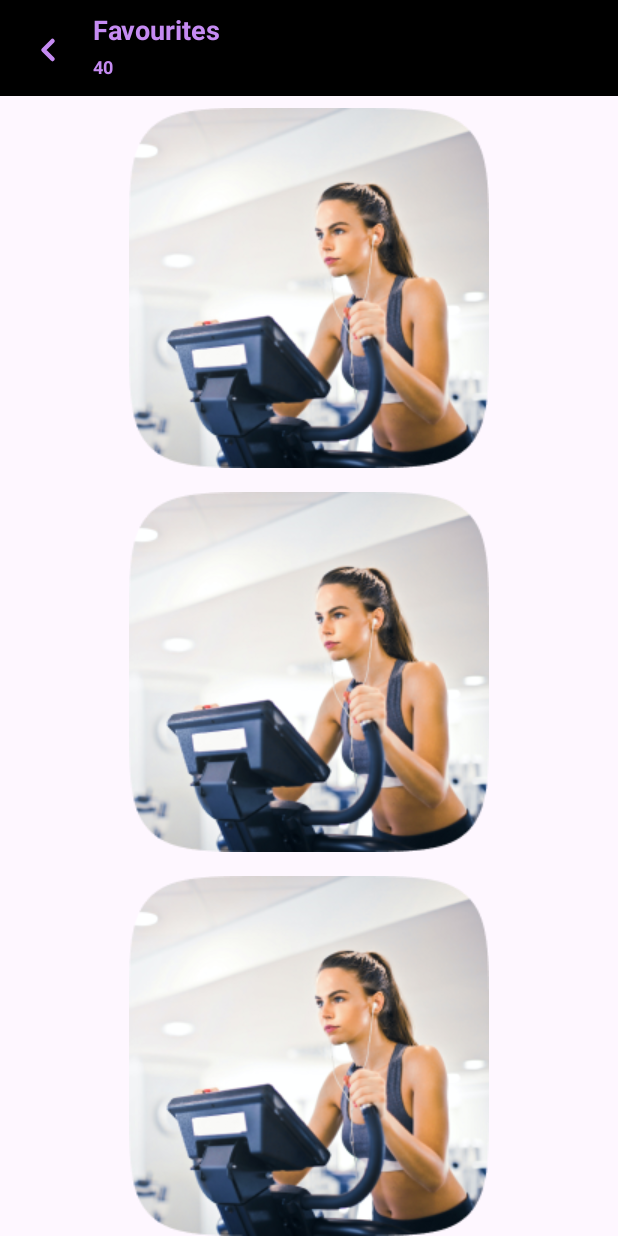
After one commit to abhaysaini/Gallery_App, an Android app built with Jetpack Compose: the layout activity_image.xml on its own in the app's theme, with its tools: preview values and no code run, on a phone screen of 412 x 824 dp. The commit adds this screen. Run offline under Robolectric (Android 15) with nearby library versions, the phone set to English and light mode, and no system bars.

Commit message:
Permission bug resolved && Images Pagination Implementation

```diff
--- a/app/build.gradle.kts
+++ b/app/build.gradle.kts
@@ -1,6 +1,7 @@
 plugins {
     id("com.android.application")
     id("org.jetbrains.kotlin.android")
+    id("kotlin-parcelize")
 }
 
 android {
@@ -87,4 +88,5 @@ dependencies {
     //Coroutines
     implementation("org.jetbrains.kotlinx:kotlinx-coroutines-core:1.6.4")
     implementation("org.jetbrains.kotlinx:kotlinx-coroutines-android:1.6.4")
+
 }
--- /dev/null
+++ b/app/src/main/res/drawable/ic_back_button.xml
@@ -0,0 +1,13 @@
+<vector xmlns:android="http://schemas.android.com/apk/res/android"
+    android:width="24dp"
+    android:height="24dp"
+    android:viewportWidth="24"
+    android:viewportHeight="24">
+  <path
+      android:pathData="M15,18L9,12L15,6"
+      android:strokeLineJoin="round"
+      android:strokeWidth="3"
+      android:fillColor="#00000000"
+      android:strokeColor="@color/purple_shadow"
+      android:strokeLineCap="round"/>
+</vector>
--- /dev/null
+++ b/app/src/main/res/layout/activity_image.xml
@@ -0,0 +1,79 @@
+<?xml version="1.0" encoding="utf-8"?>
+<androidx.constraintlayout.widget.ConstraintLayout xmlns:android="http://schemas.android.com/apk/res/android"
+    xmlns:app="http://schemas.android.com/apk/res-auto"
+    xmlns:tools="http://schemas.android.com/tools"
+    android:layout_width="match_parent"
+    android:layout_height="match_parent"
+    tools:context=".ui.images.ImageActivity">
+
+    <androidx.appcompat.widget.Toolbar
+        android:id="@+id/toolBar"
+        android:layout_width="match_parent"
+        android:layout_height="wrap_content"
+        android:background="@color/black"
+        app:layout_constraintEnd_toEndOf="parent"
+        app:layout_constraintStart_toStartOf="parent"
+        app:layout_constraintTop_toTopOf="parent">
+
+        <androidx.constraintlayout.widget.ConstraintLayout
+            android:layout_width="match_parent"
+            android:layout_height="match_parent">
+            <ImageView
+                android:id="@+id/back_button"
+                android:layout_width="wrap_content"
+                android:layout_height="wrap_content"
+                android:minWidth="24sp"
+                android:minHeight="48sp"
+                android:layout_margin="4dp"
+                android:src="@drawable/ic_back_button"
+                app:layout_constraintStart_toStartOf="parent"
+                app:layout_constraintTop_toTopOf="parent"
+                />
+
+
+            <TextView
+                android:id="@+id/album_name"
+                android:layout_width="0dp"
+                android:layout_height="wrap_content"
+                android:text="Favourites"
+                android:textColor="@color/purple_shadow"
+                android:textSize="18sp"
+                android:textStyle="bold"
+                android:padding="2dp"
+                android:layout_marginStart="16dp"
+                app:layout_constraintTop_toTopOf="parent"
+                app:layout_constraintStart_toEndOf="@id/back_button"
+                app:layout_constraintEnd_toEndOf="parent"
+                />
+
+            <TextView
+                android:id="@+id/total_image_count"
+                android:layout_width="0dp"
+                android:layout_height="wrap_content"
+                android:text="40"
+                android:textColor="@color/purple_shadow"
+                android:textSize="12sp"
+                android:textStyle="bold"
+                android:padding="2dp"
+                android:layout_marginStart="16dp"
+                android:layout_marginBottom="4dp"
+                app:layout_constraintStart_toEndOf="@id/back_button"
+                app:layout_constraintTop_toBottomOf="@id/album_name"
+                app:layout_constraintBottom_toBottomOf="parent"
+                app:layout_constraintEnd_toEndOf="parent"
+                />
+        </androidx.constraintlayout.widget.ConstraintLayout>
+    </androidx.appcompat.widget.Toolbar>
+
+
+    <androidx.recyclerview.widget.RecyclerView
+        android:id="@+id/recycler_view"
+        android:layout_width="0dp"
+        android:layout_height="0dp"
+        app:layout_constraintBottom_toBottomOf="parent"
+        app:layout_constraintEnd_toEndOf="parent"
+        app:layout_constraintStart_toStartOf="parent"
+        app:layout_constraintTop_toBottomOf="@id/toolBar"
+        tools:listitem="@layout/item_image"/>
+
+</androidx.constraintlayout.widget.ConstraintLayout>
--- a/app/src/main/res/layout/activity_main.xml
+++ b/app/src/main/res/layout/activity_main.xml
@@ -7,6 +7,7 @@
     android:layout_width="match_parent"
     android:layout_height="match_parent"
     android:layout_gravity="center"
+    android:background="@color/black"
     tools:context=".ui.albums.AlbumsActivity"
     >
 
@@ -16,6 +17,7 @@
         android:layout_height="wrap_content"
         android:text="Essential Albums"
         android:textSize="20sp"
+        android:textColor="@color/purple_shadow"
         android:textStyle="bold"
         android:padding="8dp"
         android:layout_margin="8dp"
--- a/app/src/main/res/layout/item_albums.xml
+++ b/app/src/main/res/layout/item_albums.xml
@@ -3,6 +3,7 @@
     xmlns:app="http://schemas.android.com/apk/res-auto"
     android:layout_width="match_parent"
     android:layout_height="wrap_content"
+    android:background="@color/black"
     >
 
     <com.google.android.material.card.MaterialCardView
@@ -33,6 +34,7 @@
         android:layout_margin="8dp"
         android:fontFamily="@font/nunito"
         android:text="Favourite"
+        android:textColor="@color/purple_shadow"
         android:textSize="16sp"
         android:textStyle="bold"
         android:ellipsize="end"
@@ -51,6 +53,7 @@
         android:layout_marginEnd="8dp"
         android:layout_marginBottom="16dp"
         android:text="0"
+        android:textColor="@color/purple_shadow"
         android:textSize="12sp"
         android:textStyle="bold"
         app:layout_constraintStart_toStartOf="parent"
--- a/app/src/main/res/layout/item_image.xml
+++ b/app/src/main/res/layout/item_image.xml
@@ -1,24 +1,19 @@
 <?xml version="1.0" encoding="utf-8"?>
 <androidx.constraintlayout.widget.ConstraintLayout xmlns:android="http://schemas.android.com/apk/res/android"
     xmlns:app="http://schemas.android.com/apk/res-auto"
-    android:padding="16dp"
+    android:padding="4dp"
+    android:layout_margin="4dp"
     android:layout_width="match_parent"
     android:layout_height="wrap_content">
 
-    <com.google.android.material.card.MaterialCardView
+    <ImageView
+        android:id="@+id/image_view"
         android:layout_width="wrap_content"
         android:layout_height="wrap_content"
-        app:cardCornerRadius="16dp"
-        app:layout_constraintBottom_toBottomOf="parent"
+        android:minHeight="160dp"
+        android:minWidth="160dp"
+        android:src="@drawable/sample_image"
         app:layout_constraintEnd_toEndOf="parent"
         app:layout_constraintStart_toStartOf="parent"
-        app:layout_constraintTop_toTopOf="parent">
-
-        <ImageView
-            android:id="@+id/image_view"
-            android:layout_width="wrap_content"
-            android:layout_height="wrap_content"
-            android:src="@drawable/sample_image"
-            />
-    </com.google.android.material.card.MaterialCardView>
+        app:layout_constraintTop_toTopOf="parent" />
 </androidx.constraintlayout.widget.ConstraintLayout>
```
Also changed, not shown: app/src/main/AndroidManifest.xml (+6 -1 lines), app/src/main/java/com/example/galleryapp/data/models/AlbumData.kt (+6 -2 lines), app/src/main/java/com/example/galleryapp/data/models/ImageData.kt (added, +7 -0 lines), app/src/main/java/com/example/galleryapp/data/repository/ImagesRepository.kt (added, +23 -0 lines), app/src/main/java/com/example/galleryapp/ui/adapter/AlbumAdapter.kt (+8 -3 lines), app/src/main/java/com/example/galleryapp/ui/adapter/ImageAdapter.kt (added, +58 -0 lines), app/src/main/java/com/example/galleryapp/ui/albums/AlbumsActivity.kt (+12 -3 lines), app/src/main/java/com/example/galleryapp/ui/albums/paging/AlbumPagingSource.kt (+15 -4 lines), app/src/main/java/com/example/galleryapp/ui/images/ImageActivity.kt (added, +67 -0 lines), app/src/main/java/com/example/galleryapp/ui/images/paging/ImagePagingSource.kt (added, +43 -0 lines), app/src/main/java/com/example/galleryapp/ui/images/viewModel/ImageViewModel.kt (added, +35 -0 lines), app/src/main/java/com/example/galleryapp/ui/images/viewModel/ImageViewModelFactory.kt (added, +14 -0 lines), app/src/main/res/values/strings.xml (+0 -37 lines).
